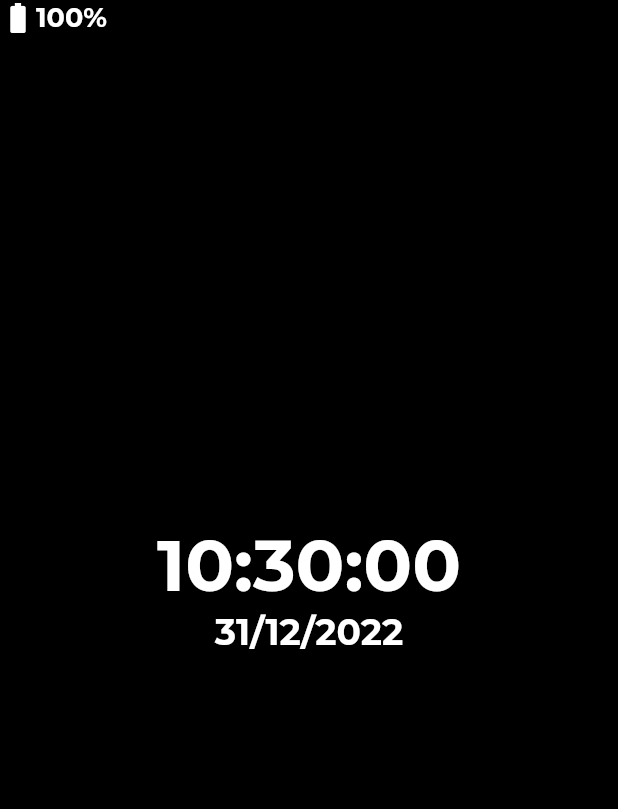
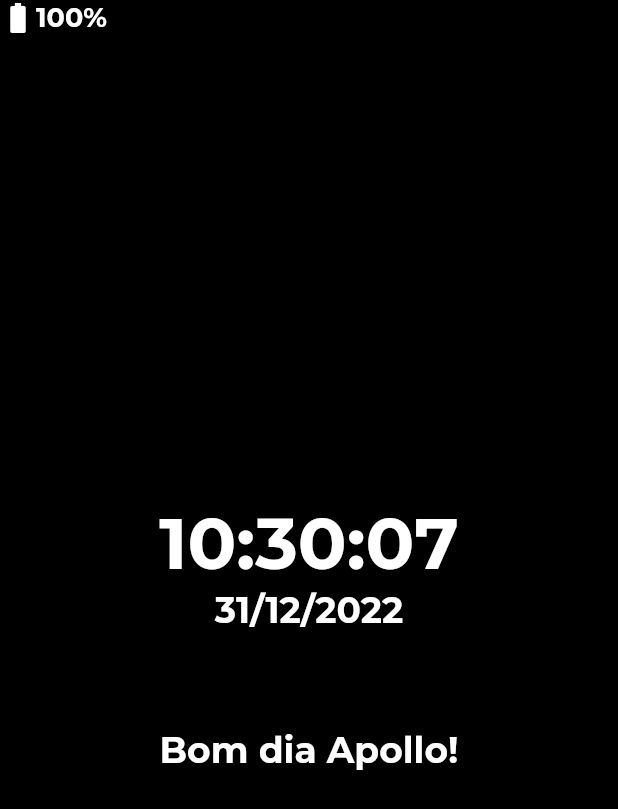
Before and after one commit to MrZethaz/cleanlauncher, a Flutter app: the screen it shows after launch, on a phone screen of 412 x 824 dp. Shown: the top 809 px of the screen. Run offline on Flutter 3.47's test engine with Material 2 defaults, Android fonts, the phone set to English and light mode, and no system bars; our stand-ins replace battery_plus, google_fonts, shared_preferences; missing offline and left inert: installed_apps.

Commit message:
Some adjustments made

```diff
--- a/lib/Screens/ApplicationList.dart
+++ b/lib/Screens/ApplicationList.dart
@@ -156,6 +156,16 @@ class _ApplicationListState extends State<ApplicationList> {
               IconButton(
                   onPressed: () {
                     setState(() {
+                      searchApp.clear();
+                      _onChangedSearchAppText("");
+                    });
+                  },
+                  icon: Icon(
+                    Icons.clear,
+                  )),
+              IconButton(
+                  onPressed: () {
+                    setState(() {
                       abc = !abc;
                       _sortList();
                     });
--- a/lib/Screens/HomePage.dart
+++ b/lib/Screens/HomePage.dart
@@ -17,6 +17,7 @@ class _HomePageState extends State<HomePage> {
   var battery = Battery();
 
   int percentage = 0;
+  String cumprimento = "Bom dia Apollo!";
 
   @override
   void initState() {
@@ -40,9 +41,21 @@ class _HomePageState extends State<HomePage> {
 
   updateTime() {
     Timer.periodic(Duration(seconds: 1), (Timer t) {
-      time = DateTime.now();
+      setState(() {
+        time = DateTime.now();
+        if (time.hour < 6) {
+          cumprimento = "Boa madrugada Apollo!";
+        } else if (time.hour < 12) {
+          cumprimento = "Bom dia Apollo!";
+        } else if (time.hour < 18) {
+          cumprimento = "Boa tarde Apollo!";
+        } else if (time.hour < 24) {
+          cumprimento = "Boa noite Apollo!";
+        } else {
+          cumprimento = "Bom dia Apollo!";
+        }
+      });
     });
-    setState(() {});
   }
 
   @override
@@ -88,6 +101,14 @@ class _HomePageState extends State<HomePage> {
           SizedBox(
             height: 64,
           ),
+          Text(
+            "${cumprimento}",
+            style: GoogleFonts.montserrat(
+              color: Colors.white,
+              fontWeight: FontWeight.bold,
+              fontSize: 24,
+            ),
+          ),
           Expanded(child: Container()),
         ]),
       ),
```
